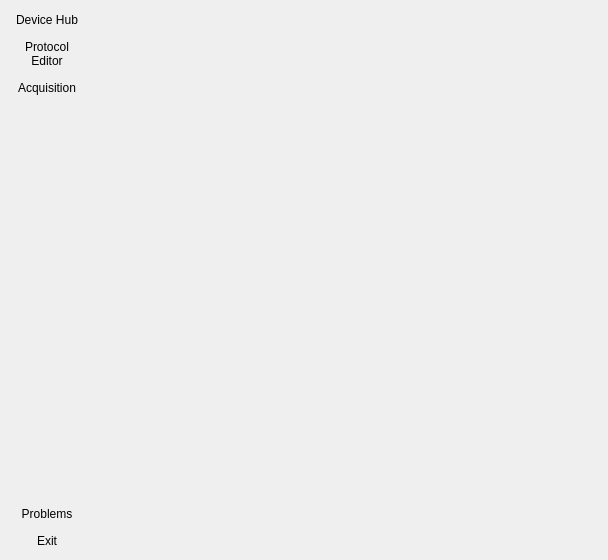
liuyenting/olive-core, file olive/gui/backend/qt/mainwindow/view.ui: the form before one commit.
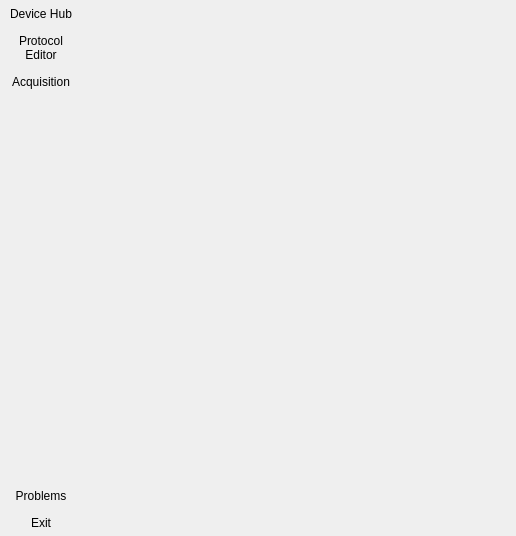
The form after the commit. Icons and pictures are not drawn.

Diff of the .ui file:
```diff
--- a/olive/gui/backend/qt/mainwindow/view.ui
+++ b/olive/gui/backend/qt/mainwindow/view.ui
@@ -6,8 +6,8 @@
    <rect>
     <x>0</x>
     <y>0</y>
-    <width>608</width>
-    <height>560</height>
+    <width>516</width>
+    <height>536</height>
    </rect>
   </property>
   <property name="sizePolicy">
@@ -42,6 +42,18 @@
     <item>
      <widget class="QFrame" name="portal">
       <layout class="QVBoxLayout" name="portal_buttons_layout">
+       <property name="leftMargin">
+        <number>3</number>
+       </property>
+       <property name="topMargin">
+        <number>3</number>
+       </property>
+       <property name="rightMargin">
+        <number>3</number>
+       </property>
+       <property name="bottomMargin">
+        <number>3</number>
+       </property>
        <item>
         <widget class="QToolButton" name="device_hub">
          <property name="sizePolicy">
@@ -212,6 +224,9 @@
         <verstretch>0</verstretch>
        </sizepolicy>
       </property>
+      <property name="lineWidth">
+       <number>0</number>
+      </property>
      </widget>
     </item>
    </layout>
```
Left out of the diff: 2 changed lines with no effect on the pictures.
